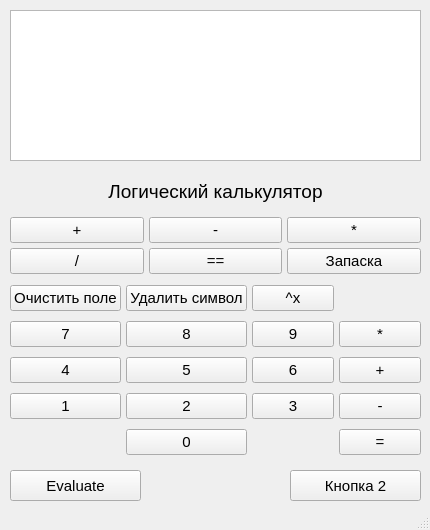
Qt form ChurchLambdaCalculus/UI/calculus.ui (ArkhamX2/ChurchLambdaCalculus) before a commit.
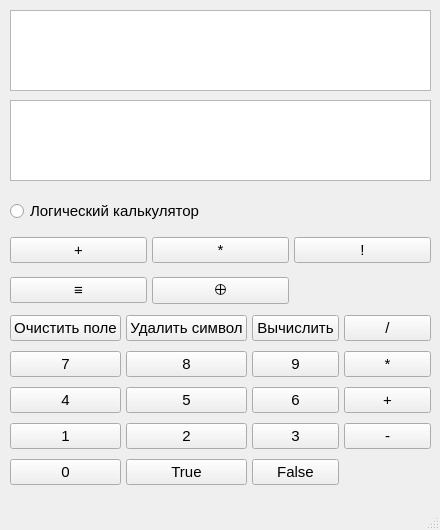
The same form after that commit.

Commit message: Buttons-Clicattons

Diff of the .ui file:
```diff
--- a/ChurchLambdaCalculus/UI/calculus.ui
+++ b/ChurchLambdaCalculus/UI/calculus.ui
@@ -9,19 +9,19 @@
    <rect>
     <x>0</x>
     <y>0</y>
-    <width>430</width>
+    <width>440</width>
     <height>530</height>
    </rect>
   </property>
   <property name="minimumSize">
    <size>
-    <width>430</width>
+    <width>440</width>
     <height>530</height>
    </size>
   </property>
   <property name="maximumSize">
    <size>
-    <width>430</width>
+    <width>440</width>
     <height>530</height>
    </size>
   </property>
@@ -34,7 +34,7 @@
    <string>Калькулятор</string>
   </property>
   <widget class="QWidget" name="centralwidget">
-   <widget class="QTextEdit" name="Result">
+   <widget class="QTextEdit" name="Input">
     <property name="enabled">
      <bool>true</bool>
     </property>
@@ -42,10 +42,15 @@
      <rect>
       <x>10</x>
       <y>10</y>
-      <width>411</width>
-      <height>151</height>
+      <width>421</width>
+      <height>81</height>
      </rect>
     </property>
+    <property name="font">
+     <font>
+      <pointsize>10</pointsize>
+     </font>
+    </property>
     <property name="acceptDrops">
      <bool>true</bool>
     </property>
@@ -56,38 +61,12 @@
      <bool>true</bool>
     </property>
    </widget>
-   <widget class="QPushButton" name="Button2">
-    <property name="geometry">
-     <rect>
-      <x>290</x>
-      <y>470</y>
-      <width>131</width>
-      <height>31</height>
-     </rect>
-    </property>
-    <property name="text">
-     <string>Кнопка 2</string>
-    </property>
-   </widget>
-   <widget class="QPushButton" name="Evaluate">
-    <property name="geometry">
-     <rect>
-      <x>10</x>
-      <y>470</y>
-      <width>131</width>
-      <height>31</height>
-     </rect>
-    </property>
-    <property name="text">
-     <string>Evaluate</string>
-    </property>
-   </widget>
    <widget class="QWidget" name="gridLayoutWidget">
     <property name="geometry">
      <rect>
       <x>10</x>
-      <y>280</y>
-      <width>411</width>
+      <y>310</y>
+      <width>421</width>
       <height>181</height>
      </rect>
     </property>
@@ -109,13 +88,6 @@
        </property>
       </widget>
      </item>
-     <item row="4" column="1">
-      <widget class="QPushButton" name="Zer0">
-       <property name="text">
-        <string>0</string>
-       </property>
-      </widget>
-     </item>
      <item row="2" column="0">
       <widget class="QPushButton" name="Four">
        <property name="text">
@@ -179,13 +151,6 @@
        </property>
       </widget>
      </item>
-     <item row="4" column="3">
-      <widget class="QPushButton" name="Equal">
-       <property name="text">
-        <string>=</string>
-       </property>
-      </widget>
-     </item>
      <item row="1" column="0">
       <widget class="QPushButton" name="Seven">
        <property name="text">
@@ -208,9 +173,37 @@
       </widget>
      </item>
      <item row="0" column="2">
-      <widget class="QPushButton" name="Powto">
+      <widget class="QPushButton" name="Evaluate">
        <property name="text">
-        <string>^x</string>
+        <string>Вычислить</string>
+       </property>
+      </widget>
+     </item>
+     <item row="0" column="3">
+      <widget class="QPushButton" name="Div">
+       <property name="text">
+        <string>/</string>
+       </property>
+      </widget>
+     </item>
+     <item row="4" column="0">
+      <widget class="QPushButton" name="Zer0">
+       <property name="text">
+        <string>0</string>
+       </property>
+      </widget>
+     </item>
+     <item row="4" column="1">
+      <widget class="QPushButton" name="TrueButton">
+       <property name="text">
+        <string>True</string>
+       </property>
+      </widget>
+     </item>
+     <item row="4" column="2">
+      <widget class="QPushButton" name="FalseButton">
+       <property name="text">
+        <string>False</string>
        </property>
       </widget>
      </item>
@@ -220,83 +213,94 @@
     <property name="geometry">
      <rect>
       <x>10</x>
-      <y>170</y>
-      <width>411</width>
-      <height>104</height>
+      <y>190</y>
+      <width>421</width>
+      <height>125</height>
      </rect>
     </property>
     <layout class="QGridLayout" name="gridLayout_2">
      <property name="spacing">
       <number>5</number>
      </property>
-     <item row="1" column="0">
+     <item row="4" column="2">
+      <widget class="QPushButton" name="NotLog">
+       <property name="text">
+        <string>!</string>
+       </property>
+      </widget>
+     </item>
+     <item row="4" column="0">
       <widget class="QPushButton" name="PlusLog">
        <property name="text">
         <string>+</string>
        </property>
       </widget>
      </item>
-     <item row="2" column="1">
-      <widget class="QPushButton" name="EqLog">
-       <property name="text">
-        <string>==</string>
+     <item row="3" column="0" colspan="3">
+      <widget class="QRadioButton" name="LogcalcButton">
+       <property name="sizePolicy">
+        <sizepolicy hsizetype="Minimum" vsizetype="Fixed">
+         <horstretch>0</horstretch>
+         <verstretch>0</verstretch>
+        </sizepolicy>
        </property>
-      </widget>
-     </item>
-     <item row="2" column="0">
-      <widget class="QPushButton" name="DivLog">
        <property name="text">
-        <string>/</string>
+        <string>Логический калькулятор</string>
        </property>
       </widget>
      </item>
-     <item row="1" column="1">
-      <widget class="QPushButton" name="MinusLog">
-       <property name="text">
-        <string>-</string>
-       </property>
-      </widget>
-     </item>
-     <item row="2" column="2">
-      <widget class="QPushButton" name="pushButton_11">
-       <property name="text">
-        <string>Запаска</string>
-       </property>
-      </widget>
-     </item>
-     <item row="1" column="2">
+     <item row="4" column="1">
       <widget class="QPushButton" name="MultLog">
        <property name="text">
         <string>*</string>
        </property>
       </widget>
      </item>
-     <item row="0" column="0" colspan="3">
-      <widget class="QLabel" name="label">
+     <item row="8" column="0">
+      <widget class="QPushButton" name="EqLog">
+       <property name="text">
+        <string>≡</string>
+       </property>
+      </widget>
+     </item>
+     <item row="8" column="1">
+      <widget class="QPushButton" name="XorLog">
        <property name="font">
         <font>
-         <pointsize>14</pointsize>
+         <pointsize>11</pointsize>
         </font>
        </property>
        <property name="text">
-        <string>Лoгический калькулятор</string>
+        <string>⊕</string>
        </property>
-       <property name="textFormat">
-        <enum>Qt::PlainText</enum>
-       </property>
-       <property name="alignment">
-        <set>Qt::AlignCenter</set>
-       </property>
-       <property name="wordWrap">
-        <bool>false</bool>
-       </property>
-       <property name="margin">
-        <number>5</number>
+       <property name="iconSize">
+        <size>
+         <width>16</width>
+         <height>16</height>
+        </size>
        </property>
       </widget>
      </item>
     </layout>
    </widget>
+   <widget class="QTextEdit" name="Result">
+    <property name="geometry">
+     <rect>
+      <x>10</x>
+      <y>100</y>
+      <width>421</width>
+      <height>81</height>
+     </rect>
+    </property>
+    <property name="font">
+     <font>
+      <pointsize>10</pointsize>
+     </font>
+    </property>
+    <property name="readOnly">
+     <bool>true</bool>
+    </property>
+   </widget>
   </widget>
   <widget class="QStatusBar" name="statusbar"/>
  </widget>
```
The commit also changes 2 other files.
